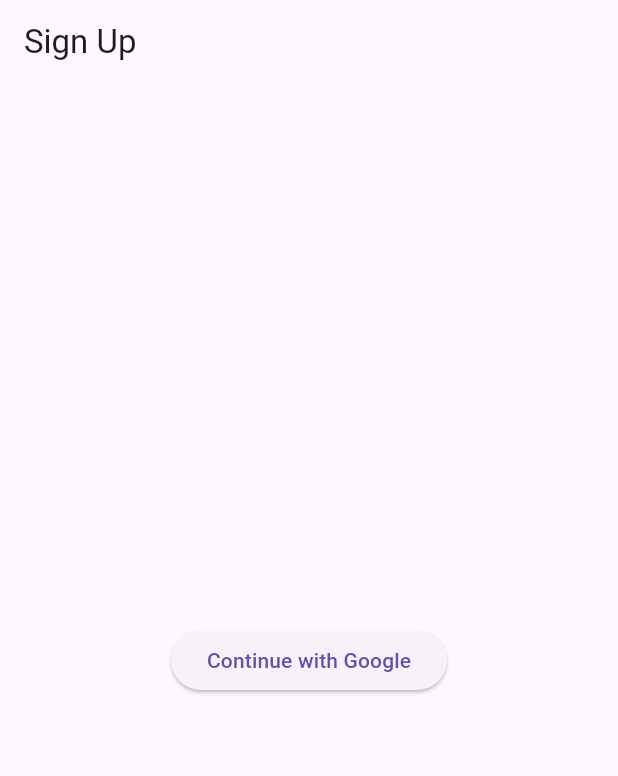
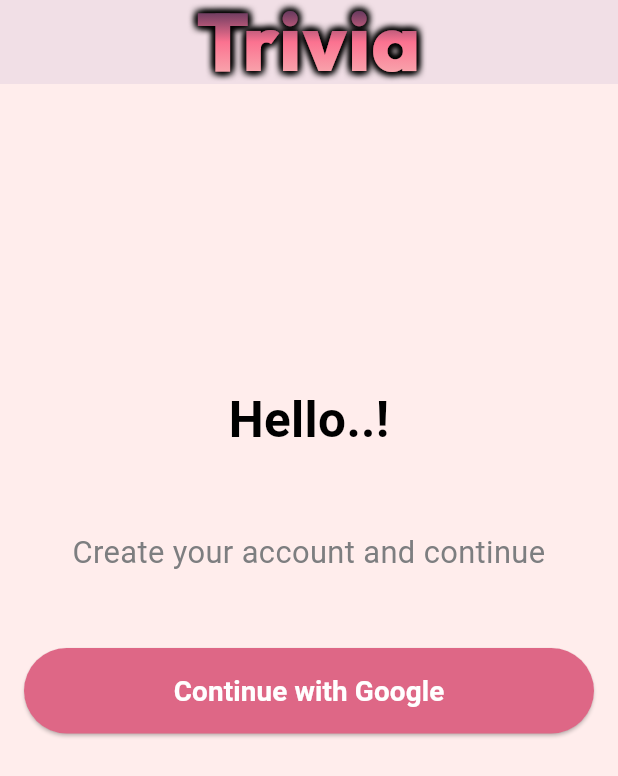
Before and after one commit to giriksv/triviagiri, a Flutter app: the screen it shows after launch, on a phone screen of 412 x 824 dp. Shown: the top 776 px of the screen. Run offline on Flutter 3.47's test engine with Material 3 defaults, Android fonts, the phone set to English and light mode, and no system bars; our stand-ins replace cloud_firestore, csv, firebase_auth, firebase_core, firebase_storage, google_fonts and 3 more; accounts and stored records are empty; network calls fail.

Commit message:
signupscreen and all screen background colour

```diff
--- /dev/null
+++ b/lib/utils/background_color_utils.dart
@@ -0,0 +1,6 @@
+import 'package:flutter/material.dart';
+
+class BackgroundColorUtils {
+  // Static method to get the background color
+  static Color get backgroundColor => Color(0xFFFFEDEC); // Light pink color
+}
--- /dev/null
+++ b/lib/utils/custom_app_bar.dart
@@ -0,0 +1,57 @@
+import 'package:flutter/material.dart';
+import 'package:google_fonts/google_fonts.dart'; // Ensure you have the Google Fonts package for Outfit
+
+AppBar customAppBar() {
+  return AppBar(
+    title: ShaderMask(
+      shaderCallback: (bounds) => LinearGradient(
+        colors: [
+          Color(0xFF04143C), // Start color (dark blue)
+          Color(0xFFFB7290), // Middle color (pink)
+          Color(0xFFF7C6BF), // End color (light peach)
+        ],
+        begin: Alignment.topCenter,
+        end: Alignment.bottomCenter,
+      ).createShader(bounds),
+      child: Text(
+        'Trivia',
+        style: GoogleFonts.outfit(
+          textStyle: TextStyle(
+            fontSize: 54, // Font size: 54px
+            fontWeight: FontWeight.w800, // Font weight: 800
+            letterSpacing: 0.75, // Letter spacing: 0.75em
+            height: 68.84 / 54, // Line-height: Adjusted for 54px
+            color: Colors.white, // Default color to make text visible with gradient
+            shadows: [
+              // Create a shadow effect to simulate a border
+              Shadow(
+                offset: Offset(2, 2), // Slightly offset shadow for bottom-right
+                color: Colors.black, // Border color
+                blurRadius: 5.0, // Blur radius for the shadow
+              ),
+              Shadow(
+                offset: Offset(-2, 2), // Slightly offset shadow for bottom-left
+                color: Colors.black, // Border color
+                blurRadius: 5.0, // Blur radius for the shadow
+              ),
+              Shadow(
+                offset: Offset(2, -2), // Slightly offset shadow for top-right
+                color: Colors.black, // Border color
+                blurRadius: 5.0, // Blur radius for the shadow
+              ),
+              Shadow(
+                offset: Offset(-2, -2), // Slightly offset shadow for top-left
+                color: Colors.black, // Border color
+                blurRadius: 5.0, // Blur radius for the shadow
+              ),
+            ],
+          ),
+        ),
+        textAlign: TextAlign.center, // Align text to the center
+      ),
+    ),
+    centerTitle: true,
+    backgroundColor: Color(0xFFFFEDEC),
+    elevation: 4, // Optionally add elevation for a shadow effect
+  );
+}
--- a/lib/views/signup_screen.dart
+++ b/lib/views/signup_screen.dart
@@ -3,6 +3,8 @@ import '../controller/auth_controller.dart';
 import '../controller/all_db_controller.dart';
 import '../model/user_model.dart';
 import 'character_selection.dart';
+import '../utils/custom_app_bar.dart';  // Import the custom AppBar
+import '../utils/background_color_utils.dart'; // Import the background color utils
 
 class SignupScreen extends StatefulWidget {
   @override
@@ -20,11 +22,9 @@ class _SignupScreenState extends State<SignupScreen> {
     });
 
     try {
-      // Sign in with Google and get user details
       UserModel? user = await _authController.signInWithGoogle();
 
       if (user != null) {
-        // Store user data in Firestore
         await _dbController.insertUserData(user);
 
         print("User signed in: ${user.email}");
@@ -34,7 +34,7 @@ class _SignupScreenState extends State<SignupScreen> {
             builder: (context) => CharacterSelectionScreen(
               email: user.email,
               name: user.name,
-              points: 20,// Pass the name here
+              points: 20, // Pass the points here
             ),
           ),
         );
@@ -56,21 +56,67 @@ class _SignupScreenState extends State<SignupScreen> {
   @override
   Widget build(BuildContext context) {
     return Scaffold(
-      appBar: AppBar(title: Text('Sign Up')),
-      body: Center(
-        child: _isLoading
-            ? CircularProgressIndicator()
-            : Column(
-                mainAxisAlignment: MainAxisAlignment.center,
+      appBar: customAppBar(),  // Use the custom AppBar
+      body: Container(
+        width: double.infinity, // Ensures the container stretches to fill the width
+        height: double.infinity, // Ensures the container stretches to fill the height
+        color: BackgroundColorUtils.backgroundColor, // Set the background color
+        child: SingleChildScrollView(  // Make the body scrollable
+          child: Padding(
+            padding: const EdgeInsets.symmetric(horizontal: 16.0), // Add horizontal padding
+            child: Center(
+              child: Column(
+                mainAxisAlignment: MainAxisAlignment.start,
+                crossAxisAlignment: CrossAxisAlignment.center,
                 children: [
-                  ElevatedButton(
-                    onPressed: () async {
-                      await signInWithGoogle(context);
-                    },
-                    child: Text('Continue with Google'),
+                  SizedBox(height: 200), // Space from the app bar
+                  Text(
+                    'Hello..!',
+                    style: TextStyle(
+                      color: Colors.black, // Set text color to white
+                      fontSize: MediaQuery.of(context).size.width * 0.08, // Responsive font size
+                      fontWeight: FontWeight.bold,
+                    ),
                   ),
+                  SizedBox(height: 50), // Space between text and button
+                  Text(
+                    'Create your account and continue',
+                    textAlign: TextAlign.center,
+                    style: TextStyle(
+                      color: Color(0xFF7D7E80), // Set text color to #7D7E80
+                      fontSize: MediaQuery.of(context).size.width * 0.05, // Responsive font size
+                    ),
+                  ),
+                  SizedBox(height: 50), // Space before the button
+                  _isLoading
+                      ? CircularProgressIndicator() // Show loading indicator
+                      : SizedBox(
+                    width: double.infinity, // Make the button full-width
+                    child: ElevatedButton(
+                      onPressed: () async {
+                        await signInWithGoogle(context);
+                      },
+                      style: ElevatedButton.styleFrom(
+                        backgroundColor: Color(0xFFDE6786), // Set the button color
+                        padding: EdgeInsets.symmetric(vertical: 15), // Increase vertical padding
+                      ),
+                      child: Text(
+                        'Continue with Google',
+                        style: TextStyle(
+                          color: Colors.white, // Set button text color to white
+                          fontSize: MediaQuery.of(context).size.width * 0.045, // Responsive font size
+                          fontWeight: FontWeight.bold, // Make the text bold
+                        ),
+                      ),
+                    ),
+                  ),
+                  SizedBox(height: 20), // Space after button
+                  SizedBox(height: MediaQuery.of(context).size.height * 0.1), // Extra space for smaller screens
                 ],
               ),
+            ),
+          ),
+        ),
       ),
     );
   }
--- a/pubspec.yaml
+++ b/pubspec.yaml
@@ -26,6 +26,7 @@ dependencies:
   gif: ^2.3.0
   provider: ^6.1.2
   uuid: ^4.5.0
+  google_fonts: ^6.2.1
 
 dev_dependencies:
   flutter_test:
```
Also changed, not shown: pubspec.lock.
